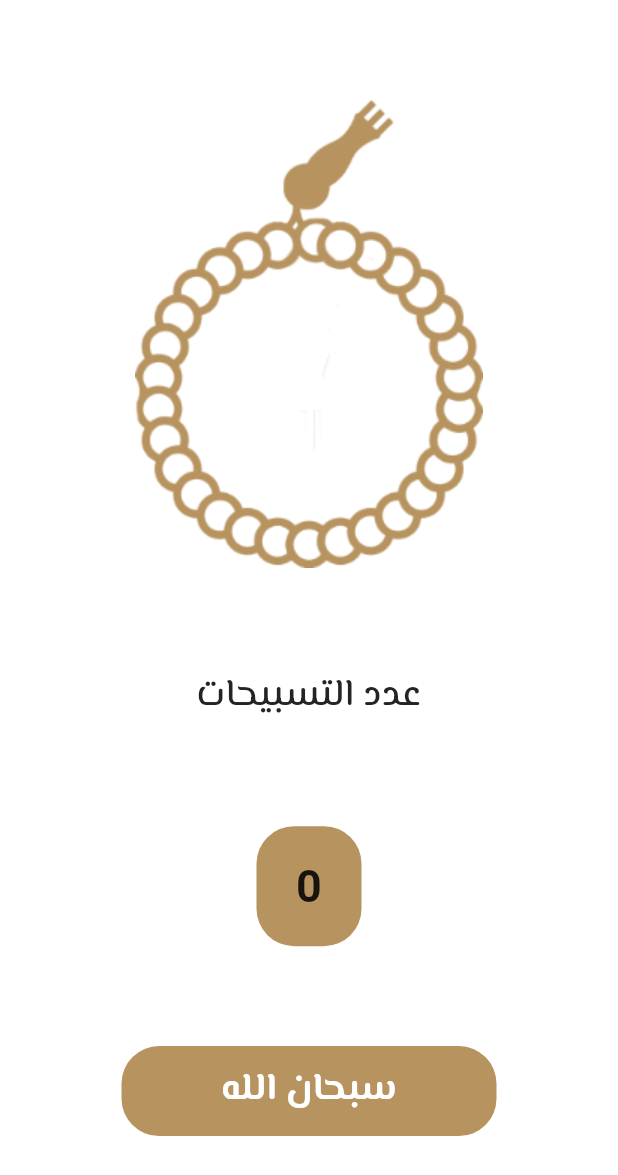
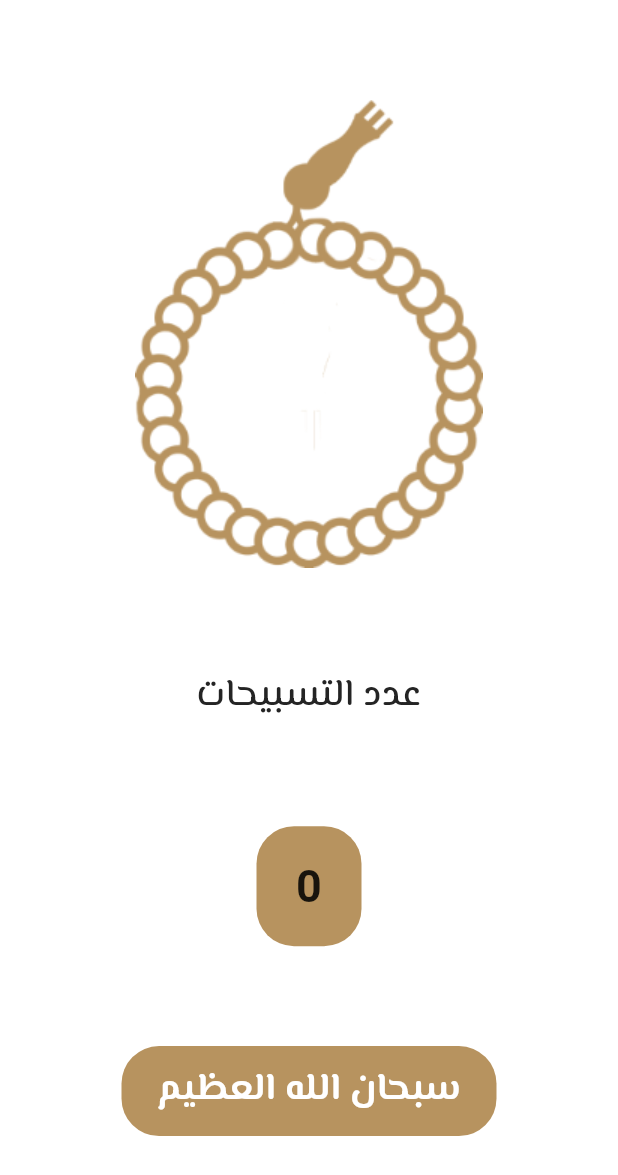
Before and after one commit to Emad-Developer/Islamy_App, a Flutter app: the SebhaTab widget shown alone on an empty page, opened directly, on a phone screen of 412 x 824 dp. Shown: the top 1175 px of the screen. Run offline on Flutter 3.47's test engine with Material 2 defaults, Android fonts, the phone set to English and light mode, and no system bars; our stand-ins replace data_table_2, google_fonts; generated files the repository leaves out were written again; Roboto replaces fonts that are missing (Koulen).

Commit message:
Edit the First Zekr

```diff
--- a/lib/tabs/sebha.dart
+++ b/lib/tabs/sebha.dart
@@ -10,7 +10,7 @@ class _SebhaTabState extends State<SebhaTab> {
   int index = 0;
 
   List<String> tasbeeh = [
-    "سبحان الله",
+    "سبحان الله العظيم",
     "الحمد لله",
     "الله أكبر",
     "لا حول ولا قوة إلا بالله"
```
Also changed, not shown: 2 other files.
